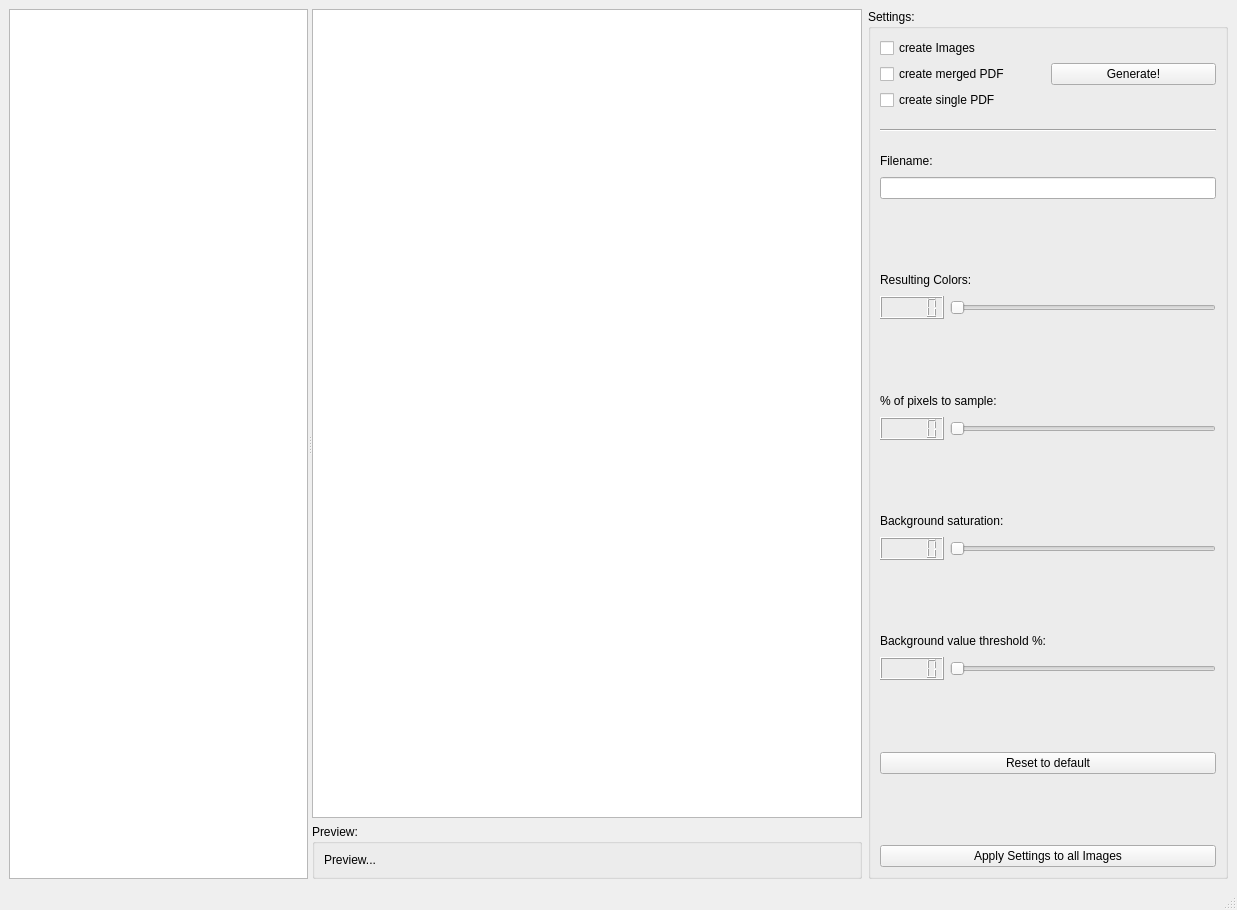
Before: the Qt Designer form ui/mainwindow.ui in Acer54/noteshrinker-qt, drawn with Qt 5.
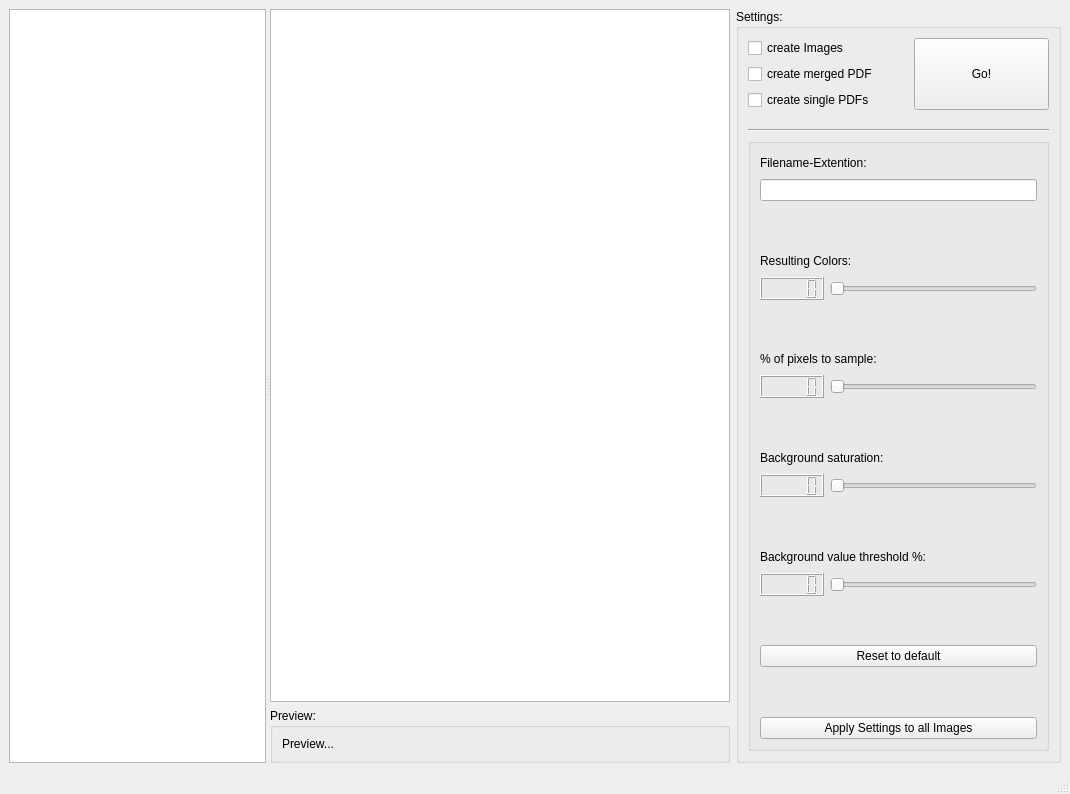
After: the same form once the commit is applied. Custom widgets are drawn as their Qt base class.

What changed in the file:
```diff
--- a/ui/mainwindow.ui
+++ b/ui/mainwindow.ui
@@ -6,8 +6,8 @@
    <rect>
     <x>0</x>
     <y>0</y>
-    <width>1237</width>
-    <height>910</height>
+    <width>1070</width>
+    <height>794</height>
    </rect>
   </property>
   <property name="windowTitle">
@@ -34,7 +34,7 @@
         </sizepolicy>
        </property>
       </widget>
-      <widget class="QWidget" name="">
+      <widget class="QWidget" name="layoutWidget">
        <layout class="QHBoxLayout" name="horizontalLayout_13">
         <item>
          <layout class="QVBoxLayout" name="verticalLayout_9">
@@ -91,14 +91,14 @@
           </property>
           <layout class="QHBoxLayout" name="horizontalLayout_12">
            <item>
-            <layout class="QVBoxLayout" name="verticalLayout_8">
-             <property name="sizeConstraint">
-              <enum>QLayout::SetMaximumSize</enum>
-             </property>
+            <layout class="QVBoxLayout" name="verticalLayout_10">
              <item>
               <layout class="QHBoxLayout" name="horizontalLayout">
                <item>
                 <layout class="QVBoxLayout" name="verticalLayout">
+                 <property name="rightMargin">
+                  <number>30</number>
+                 </property>
                  <item>
                   <widget class="QCheckBox" name="cB_create_images">
                    <property name="text">
@@ -116,7 +116,7 @@
                  <item>
                   <widget class="QCheckBox" name="cB_create_single_pdf">
                    <property name="text">
-                    <string>create single PDF</string>
+                    <string>create single PDFs</string>
                    </property>
                   </widget>
                  </item>
@@ -124,8 +124,14 @@
                </item>
                <item>
                 <widget class="QPushButton" name="pB_go">
+                 <property name="sizePolicy">
+                  <sizepolicy hsizetype="Minimum" vsizetype="Minimum">
+                   <horstretch>0</horstretch>
+                   <verstretch>0</verstretch>
+                  </sizepolicy>
+                 </property>
                  <property name="text">
-                  <string>Generate!</string>
+                  <string>Go!</string>
                  </property>
                 </widget>
                </item>
@@ -155,21 +161,11 @@
               </widget>
              </item>
              <item>
-              <spacer name="verticalSpacer_8">
-               <property name="orientation">
-                <enum>Qt::Vertical</enum>
+              <widget class="QGroupBox" name="gB_settings_details">
+               <property name="title">
+                <string/>
                </property>
-               <property name="sizeType">
-                <enum>QSizePolicy::Minimum</enum>
-               </property>
-               <property name="sizeHint" stdset="0">
-                <size>
-                 <width>20</width>
-                 <height>13</height>
-                </size>
-               </property>
-              </spacer>
-             </item>
+               <layout class="QVBoxLayout" name="verticalLayout_8">
              <item>
               <layout class="QVBoxLayout" name="verticalLayout_7">
                <item>
@@ -179,7 +175,7 @@
                    <item>
                     <widget class="QLabel" name="label">
                      <property name="text">
-                      <string>Filename:</string>
+                         <string>Filename-Extention:</string>
                      </property>
                     </widget>
                    </item>
@@ -199,7 +195,11 @@
                   </layout>
                  </item>
                  <item>
-                  <widget class="QLineEdit" name="lE_filename_base"/>
+                     <widget class="QLineEdit" name="lE_filename_base">
+                      <property name="text">
+                       <string/>
+                      </property>
+                     </widget>
                  </item>
                 </layout>
                </item>
@@ -466,6 +466,9 @@
               </layout>
              </item>
             </layout>
+              </widget>
+             </item>
+            </layout>
            </item>
           </layout>
          </widget>
```
Left out of the diff: 41 changed lines with no effect on the pictures. Lines whose indentation alone changed are shown as unchanged.
